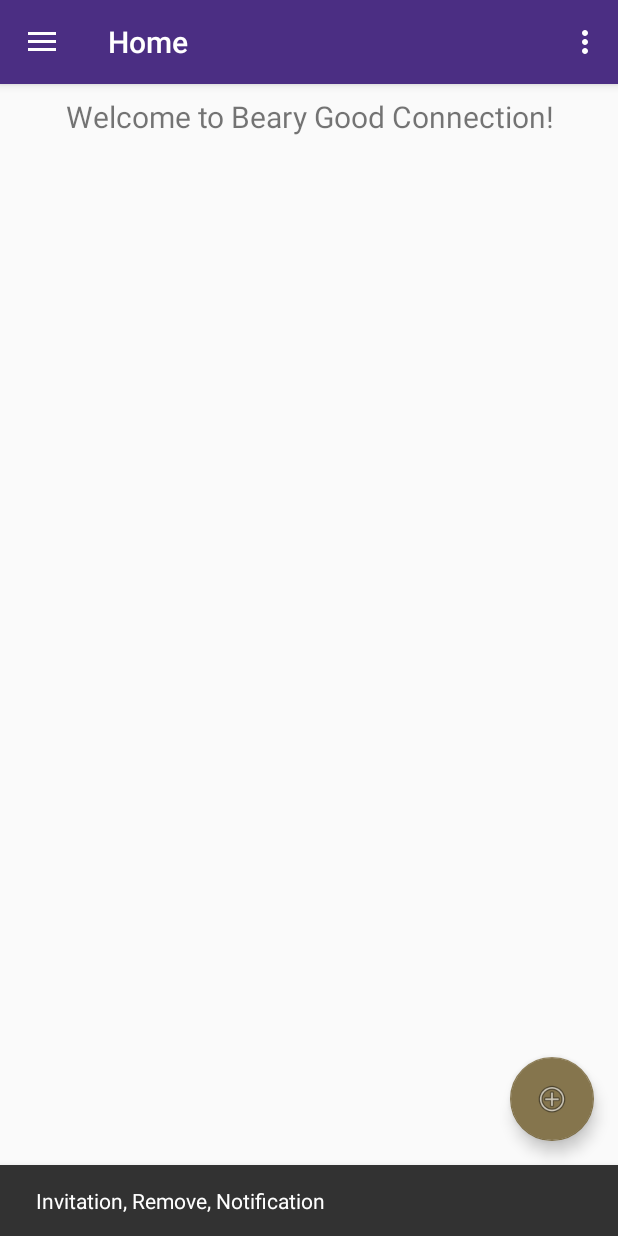
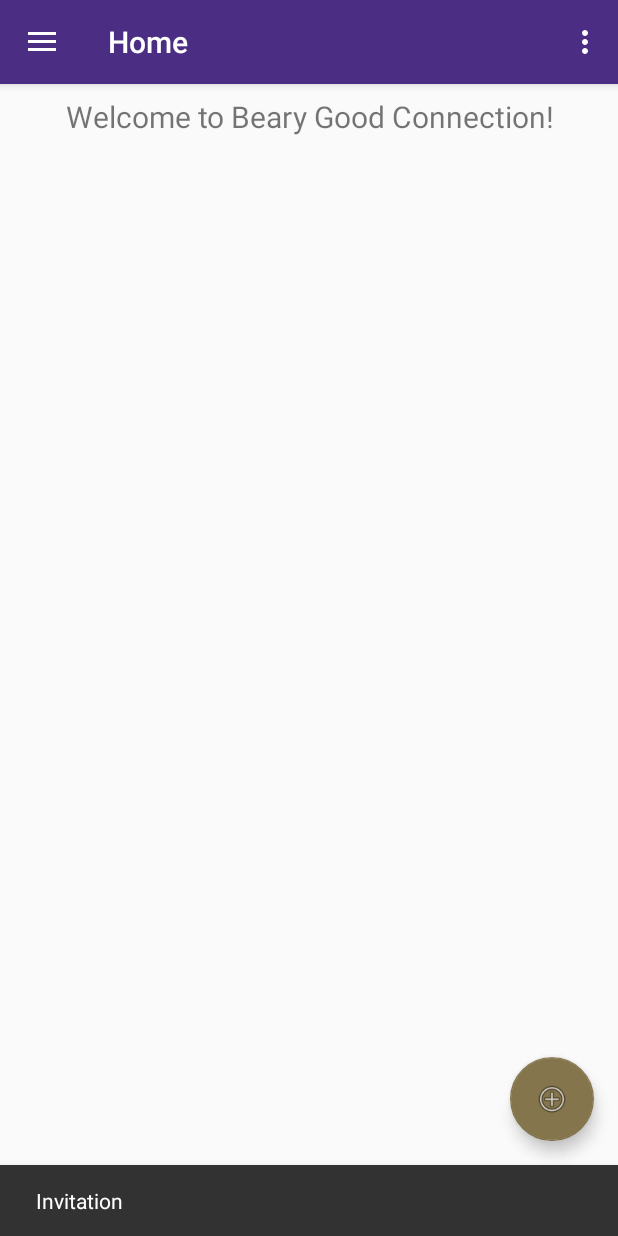
Before and after one commit to redqueentopawnfour/Team_JerrysBears_TCSS450, an Android app: the HomeActivity screen opened directly, with no data from a screen before it, after a tap on an icon or button, on a phone screen of 412 x 824 dp. Run offline under Robolectric (Android 15) with nearby library versions, the phone set to English and light mode, and no system bars; our stand-ins replace navigation-ui; 4 statements that could not run were skipped.

Commit message:
Remove Share, Notification from menu Remove Invite & Notification from snackbar

```diff
--- a/app/src/main/java/edu/uw/tcss450/polkn/teamjerrysbearstcss450/HomeActivity.java
+++ b/app/src/main/java/edu/uw/tcss450/polkn/teamjerrysbearstcss450/HomeActivity.java
@@ -36,7 +36,7 @@ public class HomeActivity extends AppCompatActivity {
         fab.setOnClickListener(new View.OnClickListener() {
             @Override
             public void onClick(View view) {
-                Snackbar.make(view, "Invitation, Remove, Notification", Snackbar.LENGTH_LONG)
+                Snackbar.make(view, "Invitation", Snackbar.LENGTH_LONG)
                         .setAction("Action", null).show();
             }
         });
--- a/app/src/main/res/menu/activity_home_drawer.xml
+++ b/app/src/main/res/menu/activity_home_drawer.xml
@@ -22,7 +22,7 @@
             android:title="@string/menu_weather" />
     </group>
 
-    <item android:title="Communicate">
+    <!--<item android:title="Communicate">
         <menu>
             <item
                 android:id="@+id/nav_share"
@@ -33,6 +33,6 @@
                 android:icon="@drawable/ic_menu_send"
                 android:title="@string/menu_notification" />
         </menu>
-    </item>
+    </item>-->
 
 </menu>
```
